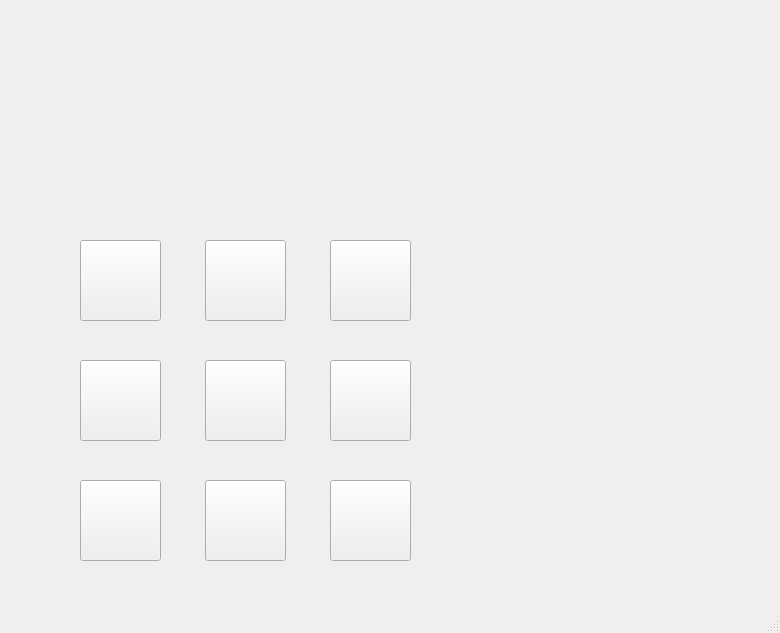
First picture: the form in mainwindow.ui, repository PabloOdriozola/tictactoe, before the edit.
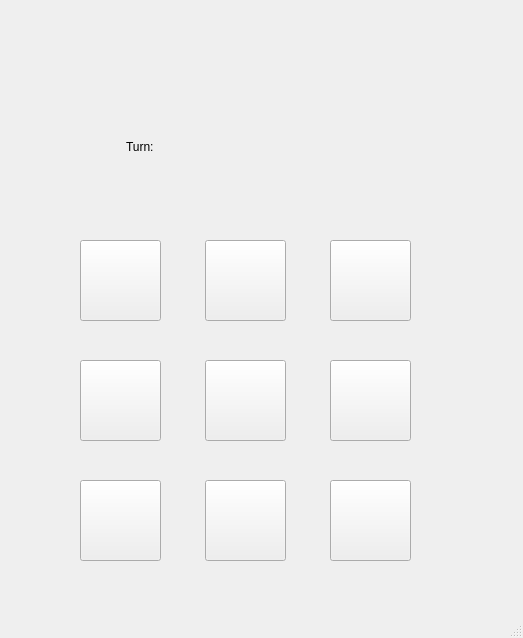
Second picture: the form after the edit. Icons and pictures are not drawn.

Diff of the .ui file:
```diff
--- a/mainwindow.ui
+++ b/mainwindow.ui
@@ -6,10 +6,16 @@
    <rect>
     <x>0</x>
     <y>0</y>
-    <width>780</width>
-    <height>633</height>
+    <width>523</width>
+    <height>638</height>
    </rect>
   </property>
+  <property name="sizePolicy">
+   <sizepolicy hsizetype="Fixed" vsizetype="Fixed">
+    <horstretch>0</horstretch>
+    <verstretch>0</verstretch>
+   </sizepolicy>
+  </property>
   <property name="windowTitle">
    <string>TicTacToe</string>
   </property>
@@ -17,10 +23,10 @@
    <widget class="QLabel" name="label">
     <property name="geometry">
      <rect>
-      <x>0</x>
-      <y>190</y>
-      <width>491</width>
-      <height>421</height>
+      <x>80</x>
+      <y>230</y>
+      <width>330</width>
+      <height>330</height>
      </rect>
     </property>
     <property name="text">
@@ -150,6 +156,19 @@
      <string/>
     </property>
    </widget>
+   <widget class="QLabel" name="label">
+    <property name="geometry">
+     <rect>
+      <x>126</x>
+      <y>116</y>
+      <width>191</width>
+      <height>61</height>
+     </rect>
+    </property>
+    <property name="text">
+     <string>Turn: </string>
+    </property>
+   </widget>
   </widget>
   <widget class="QStatusBar" name="statusbar"/>
  </widget>
```
Left out of the diff: 37 changed lines with no effect on the pictures.
